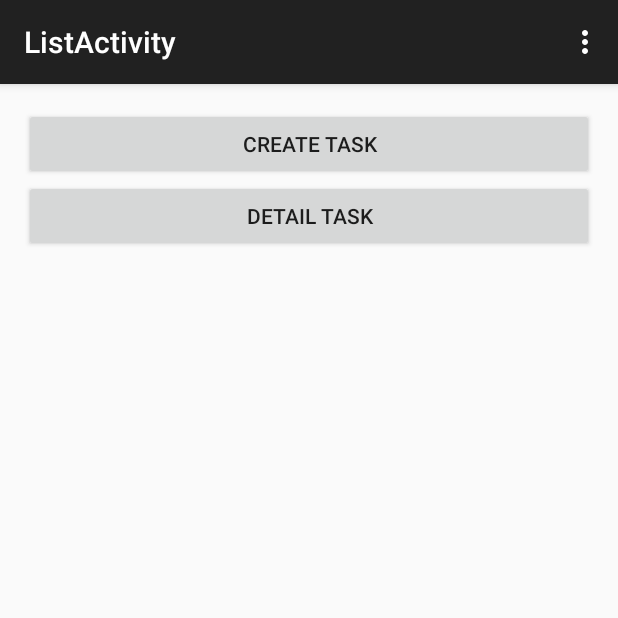
After one commit to bteric01/AndroidParseToDoList-Assignment-7, an Android app: the ListActivity screen opened directly, with no data from a screen before it, on a phone screen of 412 x 824 dp, the top half of it. The commit adds this screen. Run offline under Robolectric (Android 15) with nearby library versions, the phone set to English and light mode, and no system bars.

Commit message:
Added 3 activities
Added 3 activities and updated the code in the activity_list.xml

```diff
--- /dev/null
+++ b/app/src/main/java/com/revivalx/androidparsetodolist/ListActivity.java
@@ -0,0 +1,37 @@
+package com.revivalx.androidparsetodolist;
+
+import android.support.v7.app.AppCompatActivity;
+import android.os.Bundle;
+import android.view.Menu;
+import android.view.MenuItem;
+
+public class ListActivity extends AppCompatActivity {
+
+    @Override
+    protected void onCreate(Bundle savedInstanceState) {
+        super.onCreate(savedInstanceState);
+        setContentView(R.layout.activity_list);
+    }
+
+    @Override
+    public boolean onCreateOptionsMenu(Menu menu) {
+        // Inflate the menu; this adds items to the action bar if it is present.
+        getMenuInflater().inflate(R.menu.menu_list, menu);
+        return true;
+    }
+
+    @Override
+    public boolean onOptionsItemSelected(MenuItem item) {
+        // Handle action bar item clicks here. The action bar will
+        // automatically handle clicks on the Home/Up button, so long
+        // as you specify a parent activity in AndroidManifest.xml.
+        int id = item.getItemId();
+
+        //noinspection SimplifiableIfStatement
+        if (id == R.id.action_settings) {
+            return true;
+        }
+
+        return super.onOptionsItemSelected(item);
+    }
+}
--- /dev/null
+++ b/app/src/main/res/layout/activity_list.xml
@@ -0,0 +1,30 @@
+<RelativeLayout xmlns:android="http://schemas.android.com/apk/res/android"
+    xmlns:tools="http://schemas.android.com/tools" android:layout_width="match_parent"
+    android:layout_height="match_parent" android:paddingLeft="@dimen/activity_horizontal_margin"
+    android:paddingRight="@dimen/activity_horizontal_margin"
+    android:paddingTop="@dimen/activity_vertical_margin"
+    android:paddingBottom="@dimen/activity_vertical_margin"
+    tools:context="com.revivalx.androidparsetodolist.ListActivity">
+
+    <Button
+        android:layout_width="fill_parent"
+        android:layout_height="wrap_content"
+        android:text="Create Task"
+        android:id="@+id/btnCreate"
+        android:layout_alignParentTop="true"
+        android:layout_centerHorizontal="true" />
+
+    <Button
+        android:layout_width="fill_parent"
+        android:layout_height="wrap_content"
+        android:text="Detail Task"
+        android:id="@+id/btnUpdate"
+        android:layout_below="@+id/btnCreate"
+        android:layout_centerHorizontal="true" />
+    <ListView
+        android:layout_width="fill_parent"
+        android:layout_height="wrap_content"
+        android:id="@+id/lv_task"
+        android:layout_below="@+id/btnUpdate"
+        android:layout_centerHorizontal="true" />
+</RelativeLayout>
--- /dev/null
+++ b/app/src/main/res/menu/menu_list.xml
@@ -0,0 +1,7 @@
+<menu xmlns:android="http://schemas.android.com/apk/res/android"
+    xmlns:app="http://schemas.android.com/apk/res-auto"
+    xmlns:tools="http://schemas.android.com/tools"
+    tools:context="com.revivalx.androidparsetodolist.ListActivity">
+    <item android:id="@+id/action_settings" android:title="@string/action_settings"
+        android:orderInCategory="100" app:showAsAction="never" />
+</menu>
--- a/app/src/main/res/values/strings.xml
+++ b/app/src/main/res/values/strings.xml
@@ -3,4 +3,7 @@
 
     <string name="hello_world">Hello world!</string>
     <string name="action_settings">Settings</string>
+    <string name="title_activity_list">ListActivity</string>
+    <string name="title_activity_create">CreateActivity</string>
+    <string name="title_activity_update">UpdateActivity</string>
 </resources>
```
Also changed, not shown: app/src/main/AndroidManifest.xml (+16 -0 lines), app/src/main/java/com/revivalx/androidparsetodolist/App.java (added, +15 -0 lines), app/src/main/java/com/revivalx/androidparsetodolist/CreateActivity.java (added, +37 -0 lines), app/src/main/java/com/revivalx/androidparsetodolist/UpdateActivity.java (added, +37 -0 lines), app/src/main/res/layout/activity_create.xml (added, +12 -0 lines), app/src/main/res/layout/activity_update.xml (added, +12 -0 lines), app/src/main/res/menu/menu_create.xml (added, +7 -0 lines), app/src/main/res/menu/menu_update.xml (added, +7 -0 lines), 1 other file.
